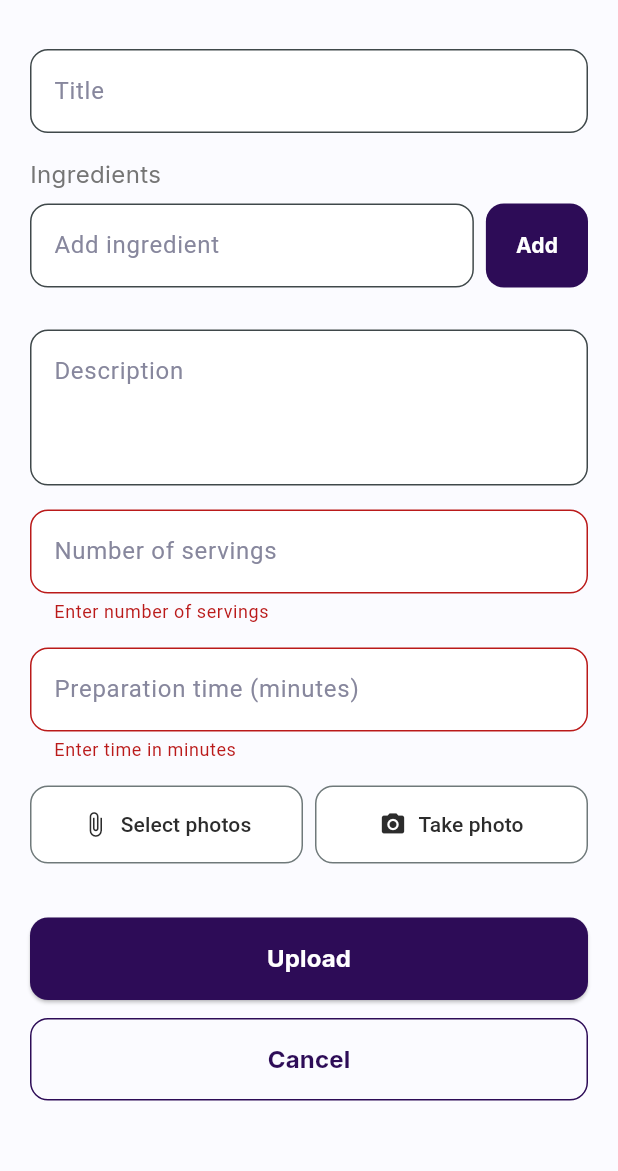
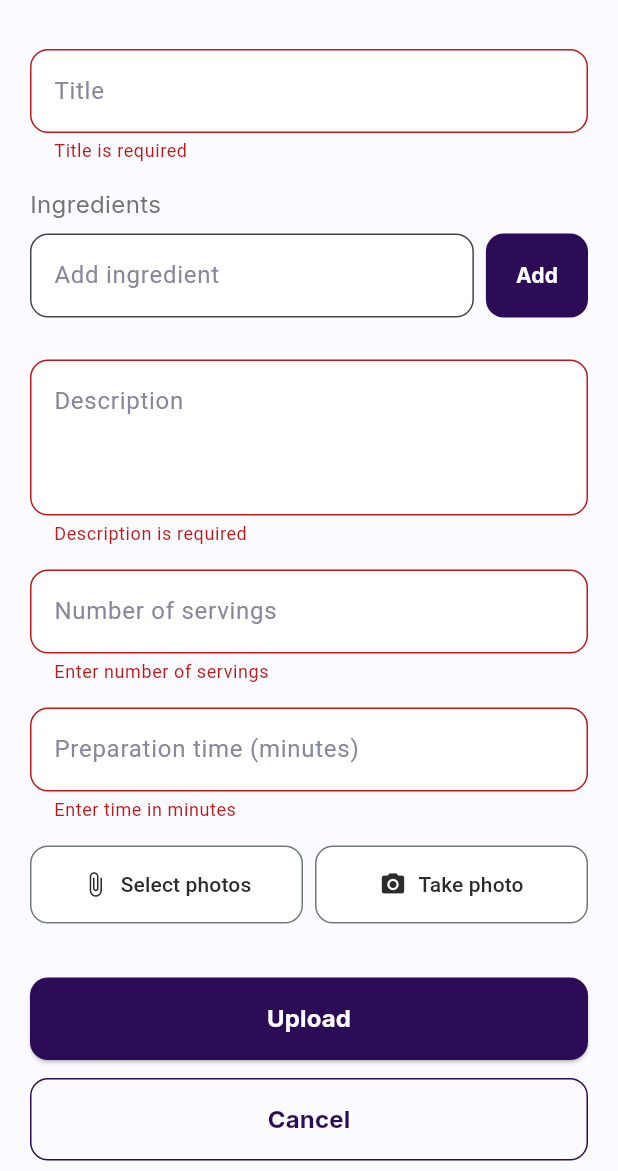
Before and after one commit to kamig2/Projekt-PIM, a Flutter app: the AddRecipeScreen screen opened directly, after a tap on "Upload", on a phone screen of 412 x 824 dp, the part 65-1236 px from its top. Run offline on Flutter 3.47's test engine with Material 3 defaults, Android fonts, the phone set to English and light mode, and no system bars; our stand-ins replace file_picker, flutter_secure_storage, google_fonts, image_picker; accounts and stored records are empty.

Commit message:
Adding recipe validation

```diff
--- a/recipe_app/lib/screens/add_recipe_screen.dart
+++ b/recipe_app/lib/screens/add_recipe_screen.dart
@@ -124,6 +124,12 @@ class _AddRecipeScreenState extends State<AddRecipeScreen> {
                   filled: true,
                   fillColor: Colors.white,
                 ),
+                validator: (value) {
+                  if (value == null || value.trim().isEmpty) {
+                    return 'Title is required';
+                  }
+                  return null;
+                },
               ),
               const SizedBox(height: 16),
 
@@ -242,6 +248,12 @@ class _AddRecipeScreenState extends State<AddRecipeScreen> {
                   fillColor: Colors.white,
                 ),
                 maxLines: 3,
+                validator: (value) {
+                  if (value == null || value.trim().isEmpty) {
+                    return 'Description is required';
+                  }
+                  return null;
+                },
               ),
               const SizedBox(height: 16),
 
@@ -401,6 +413,14 @@ class _AddRecipeScreenState extends State<AddRecipeScreen> {
               ElevatedButton(
                 onPressed: () async {
                   if (_formKey.currentState!.validate()) {
+
+                    if (_ingredients.isEmpty) {
+                      ScaffoldMessenger.of(context).showSnackBar(
+                        const SnackBar(content: Text('Please add at least one ingredient')),
+                      );
+                      return;
+                    }
+
                     try {
                       await RecipeService.uploadRecipe(
                         title: _titleController.text,
```
